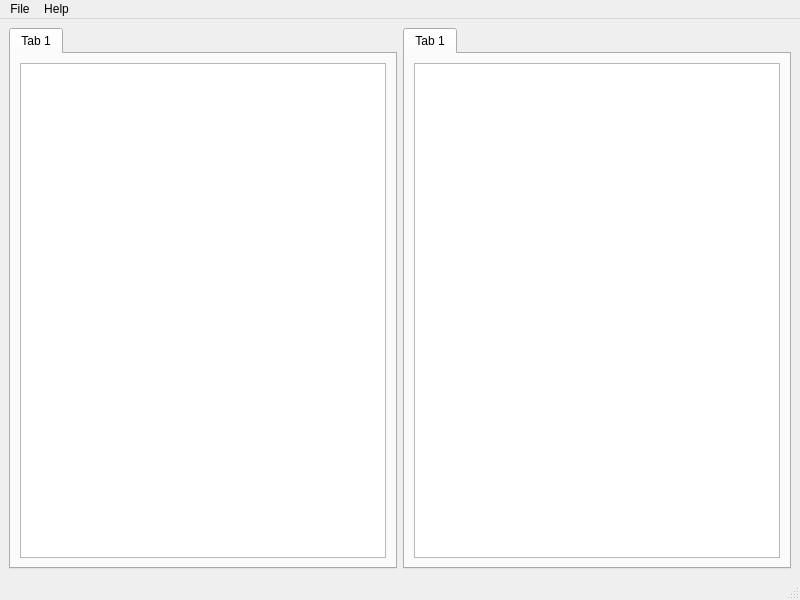
Old version of the form mainwindow.ui in the repository fatpound/File-Manager-temp.
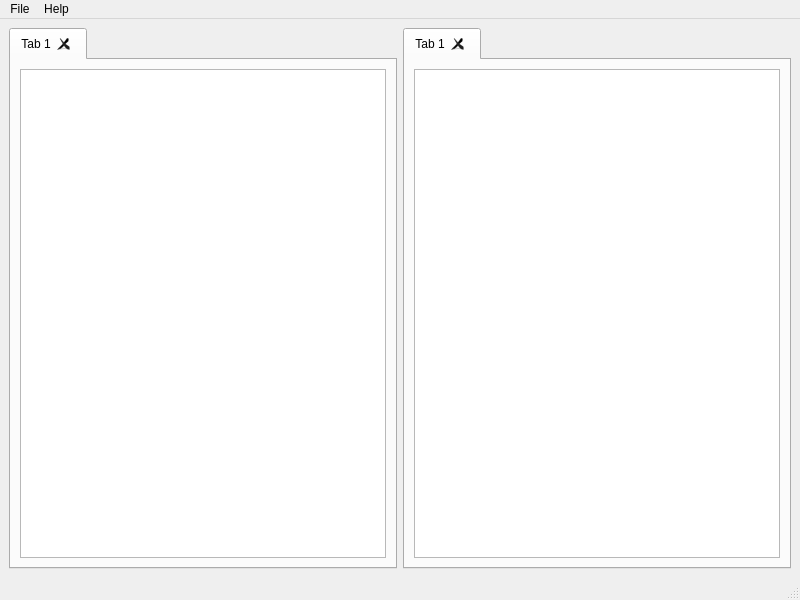
New version of the form.

Patch:
```diff
--- a/mainwindow.ui
+++ b/mainwindow.ui
@@ -20,6 +20,12 @@
       <property name="currentIndex">
        <number>0</number>
       </property>
+      <property name="tabsClosable">
+       <bool>true</bool>
+      </property>
+      <property name="movable">
+       <bool>true</bool>
+      </property>
       <widget class="QWidget" name="tab_7">
        <attribute name="title">
         <string>Tab 1</string>
@@ -37,6 +43,12 @@
       <property name="currentIndex">
        <number>0</number>
       </property>
+      <property name="tabsClosable">
+       <bool>true</bool>
+      </property>
+      <property name="movable">
+       <bool>true</bool>
+      </property>
       <widget class="QWidget" name="tab_9">
        <attribute name="title">
         <string>Tab 1</string>
```
Left out of the diff: 2 changed lines with no effect on the pictures.
